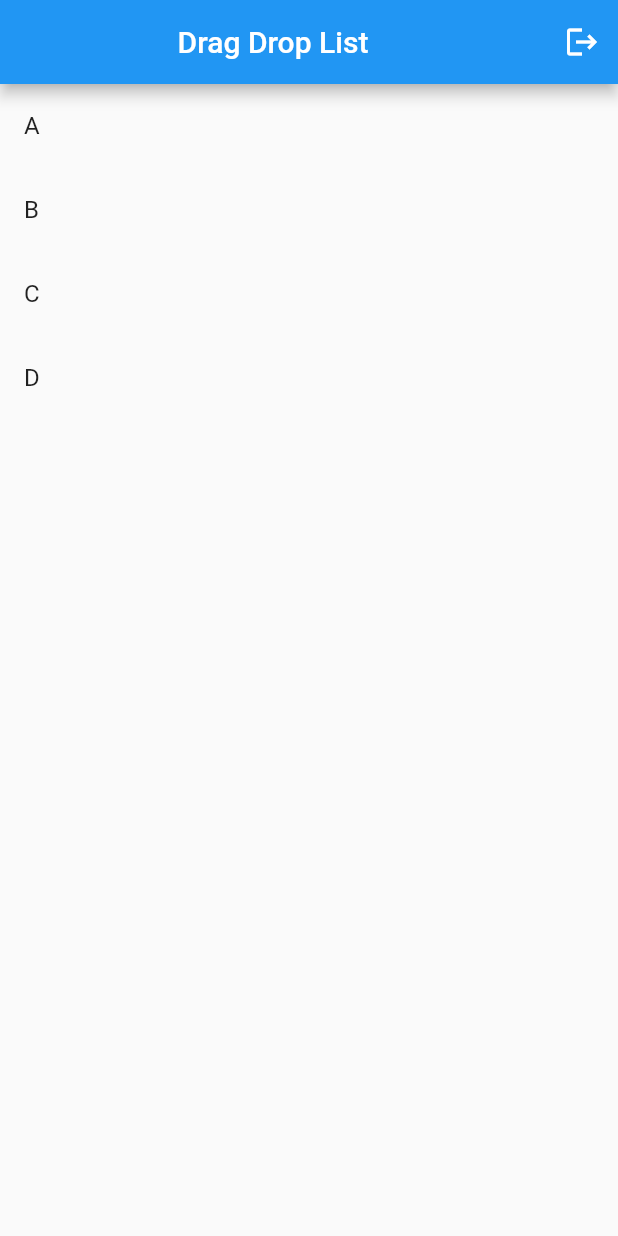
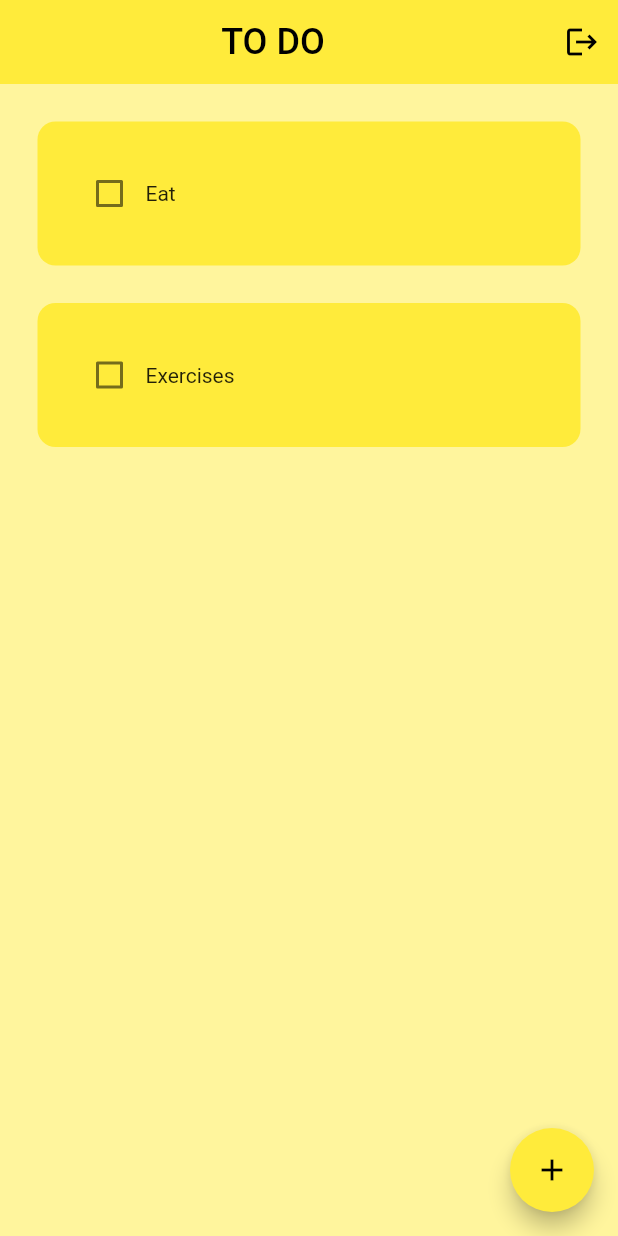
Before and after one commit to anjalstha/Minimal-UI, a Flutter app: the screen it shows once a user with an empty profile is signed in, on a phone screen of 412 x 824 dp. Run offline on Flutter 3.47's test engine with Material 2 defaults, Android fonts, the phone set to English and light mode, and no system bars; drawn by our look-alikes of flutter_slidable; our stand-ins replace firebase_auth, firebase_core, google_sign_in, hive_flutter; accounts and stored records are empty; network calls fail.

Commit message:
New ToDo HomeScreen wtih checkbox add and delete feature

```diff
--- /dev/null
+++ b/lib/data/database.dart
@@ -0,0 +1,25 @@
+import 'package:hive_flutter/hive_flutter.dart';
+
+class ToDoDataBase {
+  List toDoList = [];
+  //refrence our box
+  final _myBox = Hive.box('mybox');
+
+//first time app opens
+  void createInitialDate() {
+    toDoList = [
+      ["Eat", false],
+      ["Exercises", false],
+    ];
+  }
+
+  //load data from db
+  void loadData() {
+    toDoList = _myBox.get("TODOLIST");
+  }
+
+  //update the database
+  void updateDataBase() {
+    _myBox.put("TODOLIST", toDoList);
+  }
+}
--- a/lib/main.dart
+++ b/lib/main.dart
@@ -1,4 +1,5 @@
 import 'package:flutter/material.dart';
+import 'package:hive_flutter/hive_flutter.dart';
 import 'package:minimal_ui/pages/auth_page.dart';
 import 'package:firebase_core/firebase_core.dart';
 import 'firebase_options.dart';
@@ -8,6 +9,13 @@ Future<void> main() async {
   await Firebase.initializeApp(
     options: DefaultFirebaseOptions.currentPlatform,
   );
+
+  // init hive
+  await Hive.initFlutter();
+
+  //open a box
+  var box = await Hive.openBox('mybox');
+
   runApp(const MyApp());
 }
 
@@ -20,7 +28,7 @@ class MyApp extends StatelessWidget {
       debugShowCheckedModeBanner: false,
       title: 'Flutter Demo',
       theme: ThemeData(
-        primarySwatch: Colors.blue,
+        primarySwatch: Colors.yellow,
       ),
       home: const AuthPage(),
     );
--- a/lib/pages/home_page.dart
+++ b/lib/pages/home_page.dart
@@ -1,8 +1,12 @@
 import 'package:firebase_auth/firebase_auth.dart';
 import 'package:flutter/material.dart';
+import 'package:hive_flutter/hive_flutter.dart';
+import 'package:minimal_ui/data/database.dart';
+import 'package:minimal_ui/util/dialogue_box.dart';
+import '../util/todo_tile.dart';
 
 class HomePage extends StatefulWidget {
-  HomePage({super.key});
+  const HomePage({super.key});
 
   @override
   State<HomePage> createState() => _HomePageState();
@@ -11,53 +15,103 @@ class HomePage extends StatefulWidget {
 class _HomePageState extends State<HomePage> {
   final user = FirebaseAuth.instance.currentUser!;
 
+  //refrence the hive box
+  final _myBox = Hive.box('mybox');
+  ToDoDataBase db = ToDoDataBase();
+
+  @override
+  void initState() {
+//if this is the 1st time opening app then create default data
+    if (_myBox.get("TODOLIST") == null) {
+      db.createInitialDate();
+    } else {
+      //there already exists data
+      db.loadData();
+    }
+    super.initState();
+  }
+
 //sign user out method
   void signUerOut() {
     FirebaseAuth.instance.signOut();
   }
 
-  //list of tiles
-  final List myTiles = [
-    'A',
-    'B',
-    'C',
-    'D',
-  ];
+  //text controller
+  final _controller = TextEditingController();
 
-// reorder method
-  void updateMyTiles(int oldIndex, int newIndex) {
+  //checkbox was tapped
+  void checkBoxChanged(bool? value, int index) {
     setState(() {
-      //adjustment for moving tiles down
-      if (oldIndex < newIndex) {
-        newIndex--;
-      }
+      db.toDoList[index][1] = !db.toDoList[index][1];
+    });
+    db.updateDataBase();
+  }
 
-      //get the tile
-      final tile = myTiles.removeAt(oldIndex);
+  //save new task
+  void saveNewTask() {
+    setState(() {
+      db.toDoList.add([_controller.text, false]);
+      _controller.clear();
+    });
+    Navigator.of(context).pop();
+    db.updateDataBase();
+  }
 
-      //place the tile
-      myTiles.insert(newIndex, tile);
+  //create a new task
+  void createNewTask() {
+    showDialog(
+      context: context,
+      builder: (context) {
+        return DialogBox(
+          controller: _controller,
+          onSave: saveNewTask,
+          onCancel: () => Navigator.of(context).pop(),
+        );
+      },
+    );
+  }
+
+  //delete task
+  void deleteTask(int index) {
+    setState(() {
+      db.toDoList.removeAt(index);
     });
+
+    db.updateDataBase();
   }
 
   @override
   Widget build(BuildContext context) {
     return Scaffold(
+      backgroundColor: Colors.yellow[200],
       appBar: AppBar(
-        title: Center(child: const Text('Drag Drop List')),
+        title: const Center(
+          child: Text(
+            'TO DO',
+            style: TextStyle(
+              fontSize: 24,
+            ),
+          ),
+        ),
+        elevation: 0,
         actions: [
           IconButton(onPressed: signUerOut, icon: const Icon(Icons.logout))
         ],
       ),
-      body: ReorderableListView(
-        children: [
-          for (final tile in myTiles)
-            ListTile(
-              key: ValueKey(tile),
-              title: Text(tile),
-            ),
-        ],
-        onReorder: (oldIndex, newIndex) => updateMyTiles(oldIndex, newIndex),
+      floatingActionButton: FloatingActionButton(
+        onPressed: createNewTask,
+        child: const Icon(Icons.add),
+      ),
+      body: ListView.builder(
+        itemCount: db.toDoList.length,
+        itemBuilder: (context, index) {
+          return ToDoTile(
+            taskName: db.toDoList[index][0],
+            taskCompleted: db.toDoList[index][1],
+            onChanged: (value) => checkBoxChanged(value, index),
+            deleteFunction: (context) => deleteTask(index),
+          );
+        },
       ),
     );
   }
--- /dev/null
+++ b/lib/util/todo_tile.dart
@@ -0,0 +1,64 @@
+import 'package:flutter/material.dart';
+import 'package:flutter_slidable/flutter_slidable.dart';
+
+class ToDoTile extends StatelessWidget {
+  final String taskName;
+  final bool taskCompleted;
+  Function(bool?)? onChanged;
+  Function(BuildContext)? deleteFunction;
+
+  ToDoTile({
+    super.key,
+    required this.taskName,
+    required this.taskCompleted,
+    required this.onChanged,
+    required this.deleteFunction,
+  });
+
+  @override
+  Widget build(BuildContext context) {
+    return Padding(
+      padding: const EdgeInsets.only(left: 25, right: 25, top: 25),
+      child: Slidable(
+        endActionPane: ActionPane(
+          motion: const StretchMotion(),
+          children: [
+            SlidableAction(
+              onPressed: deleteFunction,
+              icon: Icons.delete,
+              backgroundColor: Colors.red.shade300,
+              borderRadius: BorderRadius.circular(12),
+            ),
+          ],
+        ),
+        child: Container(
+          padding: const EdgeInsets.all(24),
+          decoration: BoxDecoration(
+            color: Colors.yellow,
+            borderRadius: BorderRadius.circular(12),
+          ),
+          child: Row(
+            children: [
+              //checkbox
+              Checkbox(
+                value: taskCompleted,
+                onChanged: onChanged,
+                activeColor: Colors.black,
+              ),
+
+              //task name
+              Text(
+                taskName,
+                style: TextStyle(
+                  decoration: taskCompleted
+                      ? TextDecoration.lineThrough
+                      : TextDecoration.none,
+                ),
+              ),
+            ],
+          ),
+        ),
+      ),
+    );
+  }
+}
```
Also changed, not shown: lib/util/dialogue_box.dart (added, +53 -0 lines), lib/util/my_button.dart (added, +20 -0 lines), pubspec.yaml (+8 -1 lines), pubspec.lock, 1 other file.
